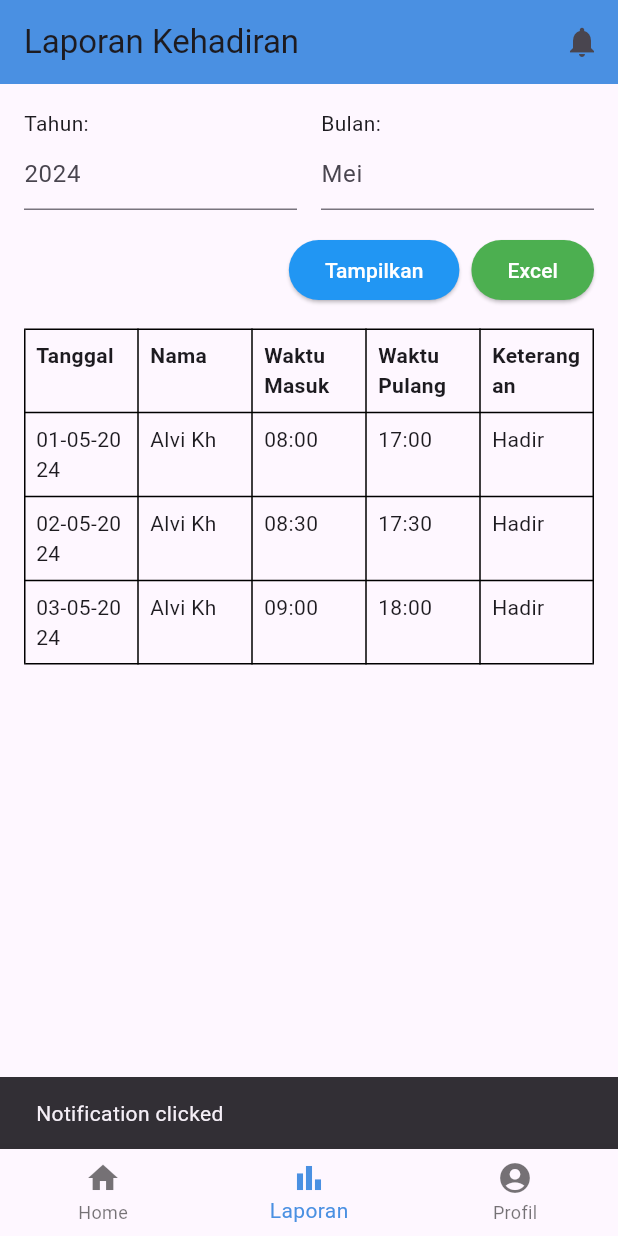
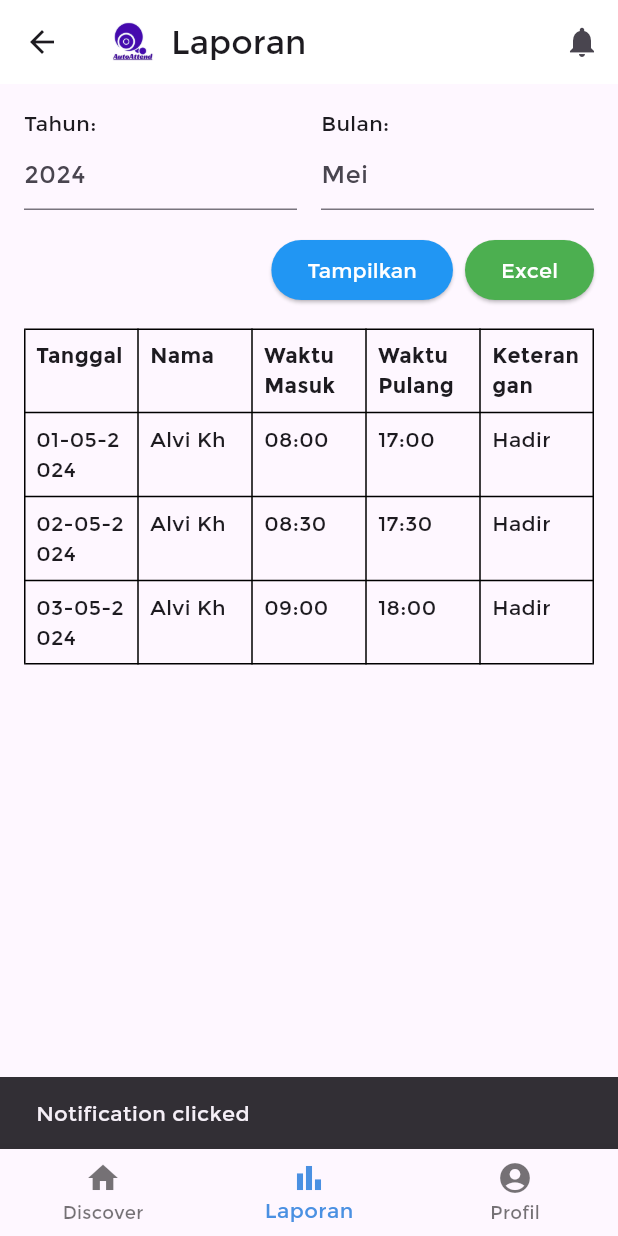
Before and after one commit to Alvikh/Proyek3Kelompok4-Mobile, a Flutter app: the MyHomePage screen opened by its route, item 2 of the bottom bar chosen, after a tap on the "notifications" icon, on a phone screen of 412 x 824 dp. Run offline on Flutter 3.47's test engine with Material 3 defaults, Android fonts, the light colour scheme and no system bars; network calls fail; Roboto replaces fonts that are missing (Arial).

Commit message:
Memperbarui Halaman Discover, Mengubah Font ke Monserrat, Memperbariki Bug di Halaman Discover

```diff
--- a/lib/home_page.dart
+++ b/lib/home_page.dart
@@ -1,4 +1,5 @@
 import 'package:flutter/material.dart';
+import 'api_service.dart'; // Import the API service
 import 'laporan_page.dart';
 
 void main() {
@@ -18,13 +19,36 @@ class MyApp extends StatelessWidget {
   }
 }
 
-class MyHomePage extends StatelessWidget {
+class MyHomePage extends StatefulWidget {
+  @override
+  _MyHomePageState createState() => _MyHomePageState();
+}
+
+class _MyHomePageState extends State<MyHomePage> {
+  late Future<List<Absensi>> futureAbsensi;
+
+  @override
+  void initState() {
+    super.initState();
+    futureAbsensi = ApiService().fetchAbsensiTerbaru();
+  }
+
   @override
   Widget build(BuildContext context) {
     return Scaffold(
       appBar: AppBar(
-        title: Text('Home'),
-        backgroundColor: Color(0xFF4A90E2),
+        title: Row(
+          children: [
+            Image.asset(
+                    'assets/Logo.png',
+                    width: 32,
+                    height: 32,
+                  ),
+            SizedBox(width: 10),
+            Text('Discover'),
+          ],
+        ),
+        backgroundColor: Color.fromARGB(255, 255, 255, 255),
         actions: <Widget>[
           IconButton(
             icon: Icon(Icons.notifications),
@@ -47,10 +71,11 @@ class MyHomePage extends StatelessWidget {
             ),
             SizedBox(height: 20),
             Row(
-              mainAxisAlignment: MainAxisAlignment.spaceAround,
+              mainAxisAlignment: MainAxisAlignment.spaceEvenly,
               children: <Widget>[
-                _buildTimeBox('Waktu Masuk', '07.00'),
-                _buildTimeBox('Waktu Pulang', '15.00'),
+                Expanded(child: _buildTimeBox('Waktu Masuk', '07.00')),
+                SizedBox(width: 10), // Add some space between the boxes
+                Expanded(child: _buildTimeBox('Waktu Pulang', '15.00')),
               ],
             ),
             SizedBox(height: 20),
@@ -59,9 +84,33 @@ class MyHomePage extends StatelessWidget {
               style: TextStyle(fontSize: 18, fontWeight: FontWeight.bold),
             ),
             SizedBox(height: 10),
-            _buildAttendanceHistory(
-              '12345 – Alvi Khoirunnisa',
-              'MASUK – 07:00 WIB – Ruang A',
+            Expanded(
+              child: FutureBuilder<List<Absensi>>(
+                future: futureAbsensi,
+                builder: (context, snapshot) {
+                  if (snapshot.hasData) {
+                    return ListView.builder(
+                      itemCount: snapshot.data!.length,
+                      itemBuilder: (context, index) {
+                        Absensi absensi = snapshot.data![index];
+                        return Padding(
+                          padding: const EdgeInsets.only(bottom: 10.0),
+                          child: _buildAttendanceHistory(
+                            absensi.namaUser,
+                            absensi.waktuMasuk != null
+                                ? 'MASUK – ${absensi.waktuMasuk} WIB'
+                                : 'KELUAR – ${absensi.waktuKeluar} WIB',
+                          ),
+                        );
+                      },
+                    );
+                  } else if (snapshot.hasError) {
+                    return Text("${snapshot.error}");
+                  }
+
+                  return Center(child: CircularProgressIndicator());
+                },
+              ),
             ),
           ],
         ),
@@ -70,7 +119,7 @@ class MyHomePage extends StatelessWidget {
         items: const <BottomNavigationBarItem>[
           BottomNavigationBarItem(
             icon: Icon(Icons.home),
-            label: 'Home',
+            label: 'Discover',
           ),
           BottomNavigationBarItem(
             icon: Icon(Icons.bar_chart),
--- a/lib/laporan_page.dart
+++ b/lib/laporan_page.dart
@@ -5,9 +5,18 @@ class LaporanPage extends StatelessWidget {
   Widget build(BuildContext context) {
     return Scaffold(
       appBar: AppBar(
-        title: Text('Laporan Kehadiran'),
-        backgroundColor: Color(0xFF4A90E2),
-        automaticallyImplyLeading: false, // Menonaktifkan tombol kembali
+        title: Row(
+          children: [
+            Image.asset(
+                    'assets/Logo.png',
+                    width: 32,
+                    height: 32,
+                  ),
+            SizedBox(width: 10),
+            Text('Laporan'),
+          ],
+        ),
+        backgroundColor: Color.fromARGB(255, 255, 255, 255),
         actions: <Widget>[
           IconButton(
             icon: Icon(Icons.notifications),
@@ -195,7 +204,7 @@ class LaporanPage extends StatelessWidget {
         items: const <BottomNavigationBarItem>[
           BottomNavigationBarItem(
             icon: Icon(Icons.home),
-            label: 'Home',
+            label: 'Discover',
           ),
           BottomNavigationBarItem(
             icon: Icon(Icons.bar_chart),
--- a/lib/main.dart
+++ b/lib/main.dart
@@ -13,7 +13,7 @@ class MyApp extends StatelessWidget {
       title: 'AutoAttend - Login',
       theme: ThemeData(
         primaryColor: Color(0xFF4A90E2),
-        fontFamily: 'Arial',
+        fontFamily: 'Montserrat',
         elevatedButtonTheme: ElevatedButtonThemeData(
           style: ElevatedButton.styleFrom(
             backgroundColor: Color(0xFF4A90E2),
@@ -26,6 +26,7 @@ class MyApp extends StatelessWidget {
         '/': (context) => LoginPage(),
         '/home': (context) => MyHomePage(),
       },
+      debugShowCheckedModeBanner: false,
     );
   }
 }
```
Also changed, not shown: lib/api_service.dart (added, +46 -0 lines), pubspec.yaml (+7 -11 lines), assets/fonts/Montserrat-Bold.ttf (added), assets/fonts/Montserrat-Regular.ttf (added), pubspec.lock.
